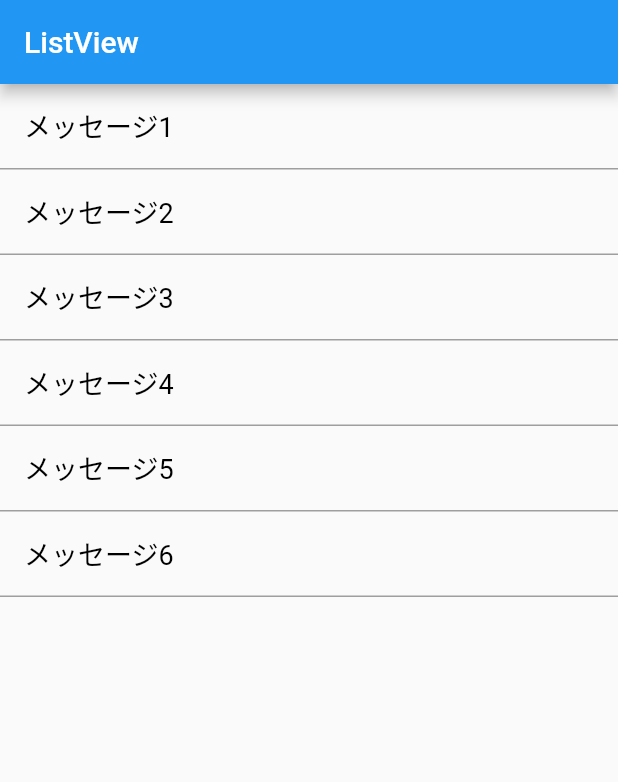
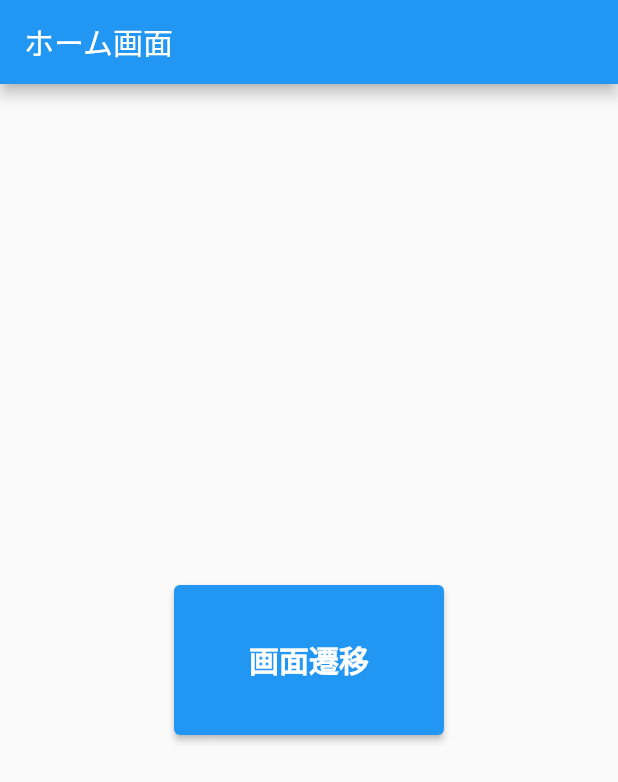
Before and after one commit to krsakai/flutter_sample, a Flutter app: the screen it shows after launch, on a phone screen of 412 x 824 dp. Shown: the top 782 px of the screen. Run offline on Flutter 3.47's test engine with Material 2 defaults, Android fonts, the phone set to English and light mode, and no system bars; our stand-ins replace dio, equatable.

Commit message:
画面遷移／通信／Providerのサンプル実装

```diff
--- /dev/null
+++ b/lib/application.dart
@@ -0,0 +1,54 @@
+import 'package:flutter/material.dart';
+import 'package:flutter_application_1/main.dart';
+
+import 'package:flutter_application_1/domain/entities/cafe.dart';
+import 'package:flutter_application_1/domain/repositories/cafe.dart';
+
+import 'package:flutter_application_1/infrastructure/web/core/service.dart';
+import 'package:flutter_application_1/infrastructure/repositories/cafe.dart';
+
+import 'package:flutter_application_1/presentation/pages/home.dart';
+import 'package:flutter_application_1/presentation/pages/cafe_list.dart';
+
+import 'package:provider/provider.dart';
+import 'package:provider/single_child_widget.dart';
+
+class Application extends StatelessWidget {
+  @override
+  Widget build(BuildContext context) {
+    return MultiProvider(
+        providers: <SingleChildWidget>[
+          Provider<WebService>(
+            create: (BuildContext context) => WebServiceImpl(),
+          ),
+          Provider<CafeRepository>(
+            create: (BuildContext context) => CafeRepositoryImpl(
+              webService: Provider.of(context, listen: false),
+            ),
+          ),
+        ],
+        child: MaterialApp(
+            initialRoute: '/',
+            onGenerateRoute: (settings) {
+              switch (settings.name) {
+                case HomePage.routeName:
+                  return MaterialPageRoute<void>(
+                    builder: (context) => HomePage(),
+                    settings: settings,
+                );
+                case CafeListPage.routeName:
+                  return MaterialPageRoute<void>(
+                    builder: (context) => CafeListPage.provide(),
+                    settings: settings,
+                );
+                 default:
+                  return MaterialPageRoute<void>(
+                    builder: (context) => HomePage(),
+                    settings: settings,
+                );
+              }
+            }
+        )
+    );
+  }
+}
--- /dev/null
+++ b/lib/domain/entities/cafe.dart
@@ -0,0 +1,10 @@
+import 'package:equatable/equatable.dart';
+import 'package:flutter/foundation.dart';
+import 'package:quiver/core.dart';
+
+@immutable
+class Cafe {
+  const Cafe({required this.name});
+
+  final String name;
+}
--- /dev/null
+++ b/lib/domain/repositories/cafe.dart
@@ -0,0 +1,6 @@
+import 'package:flutter_application_1/domain/entities/cafe.dart';
+import 'package:flutter/foundation.dart';
+
+abstract class CafeRepository {
+  Future<List<Cafe>> cafeList();
+}
--- a/lib/infrastructure/web/core/service.dart
+++ b/lib/infrastructure/web/core/service.dart
@@ -13,9 +13,7 @@ abstract class WebService {
 }
 
 class WebServiceImpl implements WebService {
-  WebServiceImpl() {
-    _dio = _makeDio();
-  }
+  WebServiceImpl() : _dio = _makeDio();
 
   Future<Dio> _dio;
 
--- /dev/null
+++ b/lib/infrastructure/web/requests/search_cafe_list.dart
@@ -0,0 +1,31 @@
+import 'package:flutter_application_1/infrastructure/web/core/request.dart';
+
+// https://maps.googleapis.com/maps/api/place/nearbysearch/json?location=35.671807,139.817994&language=ja&rankby=distance&types=cafe&key=AIzaSyAxJ7Y2IMFTBs-68uiEK9RwSjNaTIPCvjA
+
+class SearchCafeListWebRequest extends WebRequest {
+  final double lat;
+  final double lon;
+
+  SearchCafeListWebRequest({required double lat, required double lon}) : lat = lat,lon = lon;
+
+  @override
+  final String path = '/maps/api/place/nearbysearch/json';
+
+  @override
+  final HttpMethod httpMethod = HttpMethod.get;
+
+  @override
+  final Map<String, String> httpHeaders = {};
+
+  @override
+  final dynamic data = null;
+
+  @override
+  Map<String, dynamic> get queryParameters => {
+    "location": lat.toString() + "," + lon.toString(),
+    "language": "ja",
+    "rankby": "distance",
+    "types": "cafe",
+    "key": "AIzaSyAxJ7Y2IMFTBs-68uiEK9RwSjNaTIPCvjA"
+  };
+}
--- /dev/null
+++ b/lib/infrastructure/web/responses/search_cafe_list.dart
@@ -0,0 +1,25 @@
+import 'package:flutter_application_1/domain/entities/cafe.dart';
+// import 'package:asobi/domain/values/area_type.dart';
+import 'package:flutter_application_1/infrastructure/web/core/response.dart';
+import 'package:json_annotation/json_annotation.dart';
+
+part 'search_cafe_list.g.dart';
+
+@JsonSerializable(createToJson: false)
+class SearchCafeListWebResponse extends WebResponse {
+  const SearchCafeListWebResponse({required this.cafeList});
+
+  factory SearchCafeListWebResponse.fromJson(Map<String, dynamic> json) => _$SearchCafeListWebResponseFromJson(json);
+
+  @JsonKey(name: 'results')
+  final List<_Cafe> cafeList;
+
+  List<Cafe> toCafeList() => cafeList.map((cafe) => Cafe(name: cafe.name)).toList();
+}
+
+@JsonSerializable(createToJson: false)
+class _Cafe {
+  _Cafe({required this.name});
+  factory _Cafe.fromJson(Map<String, dynamic> json) => _$_CafeFromJson(json);
+  final String name;
+}
--- a/lib/main.dart
+++ b/lib/main.dart
@@ -1,11 +1,20 @@
 import 'package:flutter/material.dart';
 import 'package:dio/dio.dart';
+import 'package:flutter_application_1/application.dart';
+import 'package:provider/provider.dart';
 import 'dart:async';
 import 'dart:convert';
 
-void main() => runApp(MyApp());
+Future<void> main() async {
+  runApp(
+    Provider<String>.value(value: "environment", child: Application()),
+  );
+}
 
 class MyApp extends StatelessWidget {
+
+  static const routeName = '/';
+
   @override
   Widget build(BuildContext context) {
     var list = [
@@ -16,8 +25,7 @@ class MyApp extends StatelessWidget {
       "メッセージ5",
       "メッセージ6",
     ];
-    return MaterialApp(
-      home: Scaffold(
+    return Scaffold(
       appBar: AppBar(
         title: Text('ListView'),
       ),
@@ -27,15 +35,12 @@ class MyApp extends StatelessWidget {
           return messageItem(list[index]);
         },
       ),
-      ),
     );
   }
 
   Widget messageItem(String title) {
     return Container(
-      decoration: new BoxDecoration(
-          border:
-              new Border(bottom: BorderSide(width: 1.0, color: Colors.grey))),
+      decoration: new BoxDecoration(border: new Border(bottom: BorderSide(width: 1.0, color: Colors.grey))),
       child: ListTile(
         title: Text(
           title,
--- /dev/null
+++ b/lib/presentation/pages/home.dart
@@ -0,0 +1,38 @@
+import 'package:flutter/material.dart';
+import 'package:dio/dio.dart';
+import 'package:flutter_application_1/application.dart';
+import 'package:flutter_application_1/presentation/pages/cafe_list.dart';
+import 'package:provider/provider.dart';
+import 'dart:async';
+import 'dart:convert';
+
+class HomePage extends StatelessWidget {
+  static const routeName = '/';
+
+  @override
+  Widget build(BuildContext context) {
+    return Scaffold(
+      appBar: AppBar(
+        title: Text('ホーム画面'),
+      ),
+      body: Container(
+        child: Center(
+          child: SizedBox(
+            height: 100,
+            width: 180,
+            child: ElevatedButton(onPressed: () async {
+              await Navigator.pushNamed<void>(context, CafeListPage.routeName);
+            }, child: Text(
+              '画面遷移',
+              style: TextStyle(
+                fontWeight: FontWeight.bold,
+                fontSize: 20,
+                color: Colors.white,
+              ),
+            )),
+          ),
+        ),
+      )
+    );
+  }
+}
--- a/pubspec.yaml
+++ b/pubspec.yaml
@@ -18,15 +18,19 @@ publish_to: "none" # Remove this line if you wish to publish to pub.dev
 version: 1.0.0+1
 
 environment:
-  sdk: ">=2.7.0 <3.0.0"
+  sdk: ">=2.12.0 <3.0.0"
 
 dependencies:
   flutter:
     sdk: flutter
   cupertino_icons: ^1.0.2
   dio: ^4.0.0
+  equatable: ^2.0.0
   google_maps_flutter: ^2.0.3
   json_annotation: ^4.0.1
+  path_provider: ^2.0.1
+  provider: ^5.0.0
+  quiver: ^3.0.1
 
 dev_dependencies:
   flutter_test:
```
Also changed, not shown: lib/infrastructure/repositories/cafe.dart (added, +38 -0 lines), lib/infrastructure/web/core/request.dart (+0 -7 lines), lib/presentation/pages/cafe_list.dart (added, +94 -0 lines), lib/infrastructure/web/responses/search_cafe_list.g.dart (added), 1 other file. Lines whose indentation alone changed are shown as unchanged.
